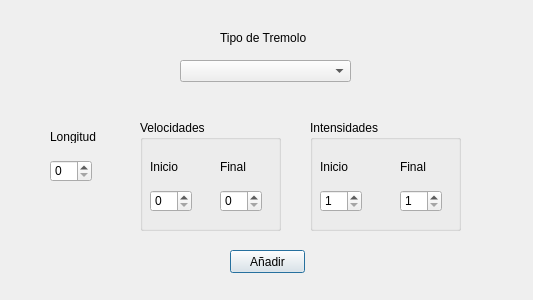
This is QtGuiApplication1/TremoloDialog.ui in samahetfield/TFG-QT as Qt 5 draws it before an edit. The edited form follows.
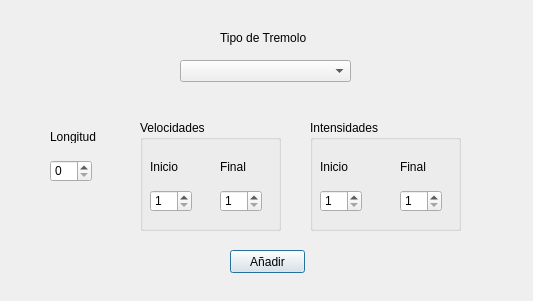
This is the edited form.

Patch:
```diff
--- a/QtGuiApplication1/TremoloDialog.ui
+++ b/QtGuiApplication1/TremoloDialog.ui
@@ -7,7 +7,7 @@
     <x>0</x>
     <y>0</y>
     <width>533</width>
-    <height>300</height>
+    <height>301</height>
    </rect>
   </property>
   <property name="windowTitle">
@@ -80,6 +80,12 @@
       <height>22</height>
      </rect>
     </property>
+    <property name="minimum">
+     <number>1</number>
+    </property>
+    <property name="maximum">
+     <number>6</number>
+    </property>
    </widget>
    <widget class="QSpinBox" name="spinBox_3">
     <property name="geometry">
@@ -90,6 +96,12 @@
       <height>22</height>
      </rect>
     </property>
+    <property name="minimum">
+     <number>1</number>
+    </property>
+    <property name="maximum">
+     <number>6</number>
+    </property>
    </widget>
    <widget class="QLabel" name="label_2">
     <property name="geometry">
```
